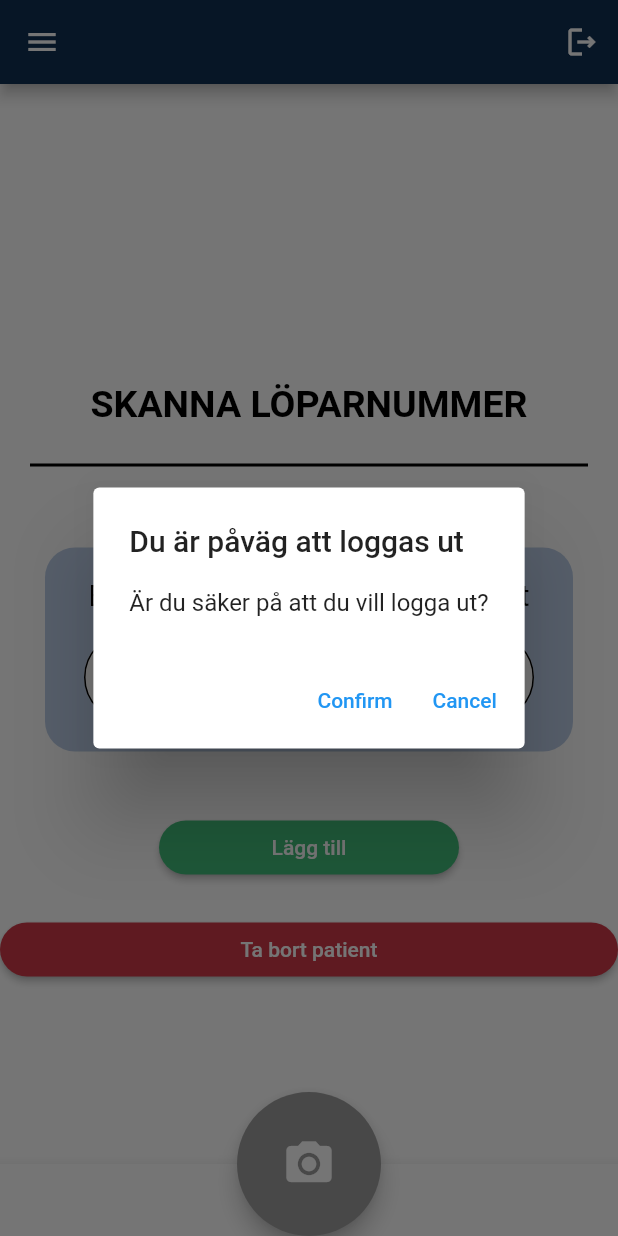
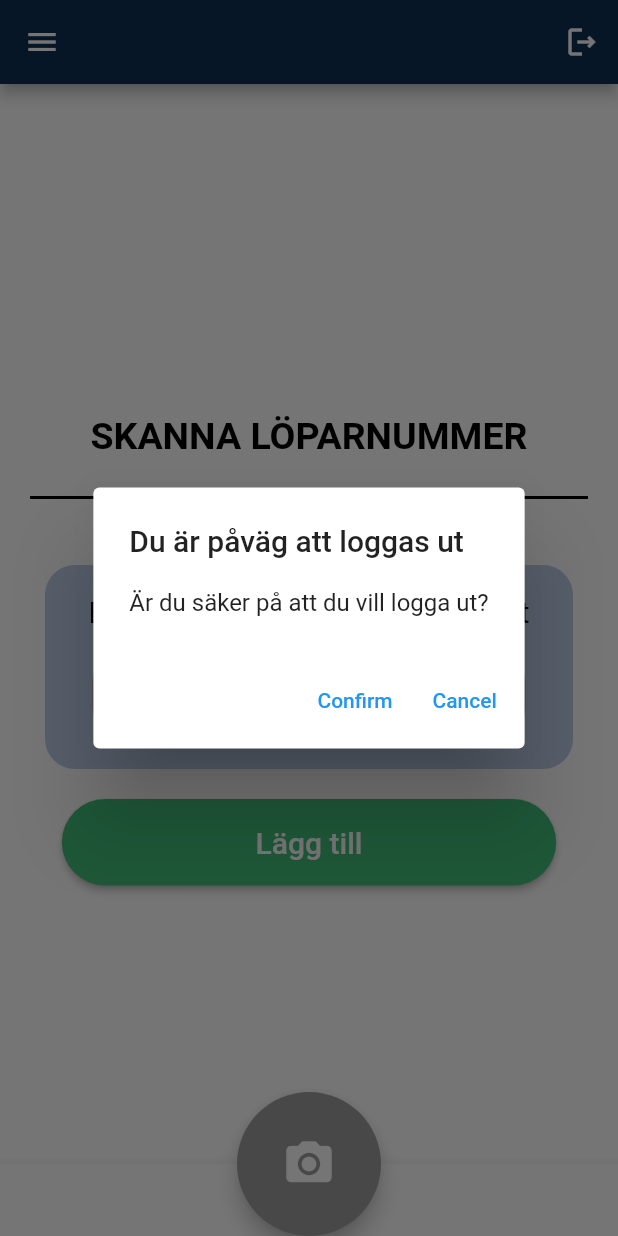
Before and after one commit to pontanVB/RunProof, a Flutter app: the screen it shows once a user with an empty profile is signed in, after a tap on the "logout" icon, on a phone screen of 412 x 824 dp. Run offline on Flutter 3.47's test engine with Material 2 defaults, Android fonts, the phone set to English and light mode, and no system bars; our stand-ins replace camera, drop_shadow_image, firebase_auth, firebase_core, firebase_database, percent_indicator and 1 more; missing offline and left inert: dfunc, flutter_scalable_ocr, google_mlkit_text_recognition; accounts and stored records are empty; project files that could hold a hidden picture were left out.

Commit message:
New appearance for home page

```diff
--- a/runproof/lib/pages/home_page.dart
+++ b/runproof/lib/pages/home_page.dart
@@ -119,29 +119,26 @@ class _HomePageState extends State<HomePage> {
             body: Center(
                 child: ListView(shrinkWrap: true, children: <Widget>[
               Padding(
-                padding: const EdgeInsets.only(bottom: 40.0, top: 60),
+                padding: const EdgeInsets.only(bottom: 40.0, top: 40),
                 child: Column(
                   children: const [
                     Padding(
                       padding: EdgeInsets.only(bottom: 20),
                       child: Center(
                           child: Padding(
-                              padding: EdgeInsets.only(top: 20, bottom: 1),
+                              padding: EdgeInsets.only(bottom: 1),
                               child: Text('SKANNA LÖPARNUMMER',
                                   style: TextStyle(
                                       color: Colors.black,
                                       fontSize: 25,
                                       fontWeight: FontWeight.bold)))),
                     ),
-                    Padding(
-                      padding: EdgeInsets.only(bottom: 10.0),
-                      child: Divider(
+                    Divider(
                       height: 10,
                       thickness: 2,
                       color: Colors.black,
                       indent: 20,
                       endIndent: 20,
-                      ),
                     ),
                   ],
                 ),
@@ -166,22 +163,23 @@ class _HomePageState extends State<HomePage> {
                       Padding(padding: EdgeInsets.all(7.0)),
                       Center(
                         child: SizedBox(
-                          width: 300,
-                          child: TextField(
+                          width: MediaQuery.of(context).size.width * 0.7,
+                          child: TextFormField(
                               controller: searchController,
-                            decoration: const InputDecoration(
-                                filled: true,
-                                fillColor: Colors.white,
-                                enabledBorder: OutlineInputBorder(
-                                  borderRadius:
-                                      BorderRadius.all(Radius.circular(50.0)),
-                                ),
-                                hintText: "Löparnummer"),
+                              minLines: 1,
+                              maxLines: 1,
                               keyboardType: TextInputType.number,
                               inputFormatters: [
                                 FilteringTextInputFormatter.digitsOnly
                               ],
-                          ),
+                              decoration: InputDecoration(
+                                  filled: true,
+                                  fillColor: Colors.white,
+                                  hintText: 'Skriv in löparnummer här...',
+                                  hintStyle: TextStyle(color: Colors.grey),
+                                  border: OutlineInputBorder(
+                                      borderRadius: BorderRadius.all(
+                                          Radius.circular(20))))),
                         ),
                       ),
                     ],
@@ -189,10 +187,11 @@ class _HomePageState extends State<HomePage> {
                 ),
               ),
               Padding(
-                padding: const EdgeInsets.only(bottom: 5.0, top: 40),
+                padding: const EdgeInsets.only(bottom: 5.0, top: 20),
                 child: Center(
                   child: SizedBox(
-                    width: 200,
+                    width: MediaQuery.of(context).size.width * 0.8,
+                    height: MediaQuery.of(context).size.height * 0.07,
                     child: ElevatedButton(
                         onPressed: () {
                           // showDialog(
@@ -206,23 +205,11 @@ class _HomePageState extends State<HomePage> {
                         style: ElevatedButton.styleFrom(
                             shape: StadiumBorder(),
                             primary: Color.fromARGB(255, 66, 190, 122)),
-                        child: const Text('Lägg till')),
+                        child: const Text(
+                          'Lägg till',
+                          style: TextStyle(fontSize: 20),
+                        )),
                   ),
-                ),
-              ),
-              Padding(
-                padding: const EdgeInsets.only(top: 15.0),
-                child: SizedBox(
-                  width: 50,
-                  child: ElevatedButton(
-                      onPressed: () {
-                        var patientsModel = context.read<PatientsModel>();
-                        patientsModel.removePatient(0);
-                      },
-                      style: ElevatedButton.styleFrom(
-                          shape: StadiumBorder(),
-                          primary: Color.fromARGB(255, 208, 56, 71)),
-                      child: const Text("Ta bort patient")),
                 ),
               ),
             ])),
```
Lines whose indentation alone changed are shown as unchanged.
